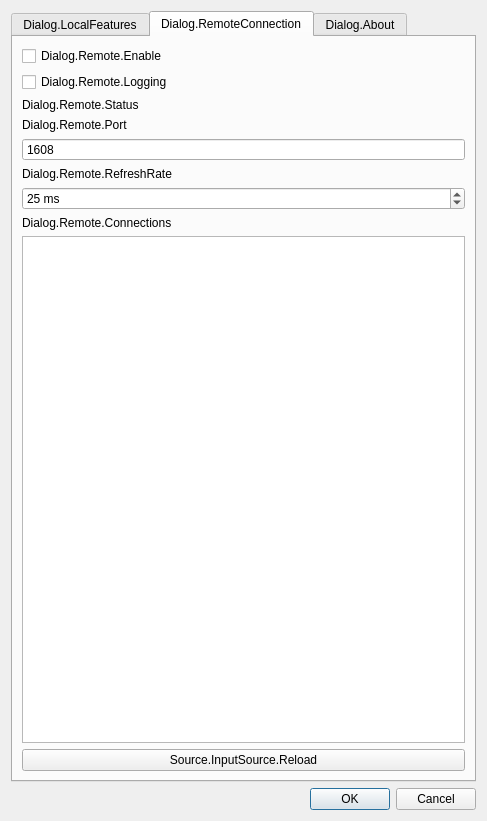
First picture: the form in src/gui/io_settings_dialog.ui, repository univrsal/input-overlay, before the edit.
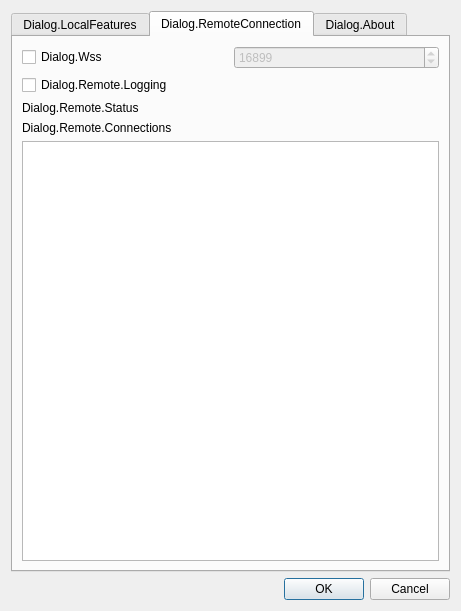
Second picture: the form after the edit. The open tabs and pages were chosen to show the change.

Commit message: cleanup in preparation for using websocket server for remote input

Patch:
```diff
--- a/src/gui/io_settings_dialog.ui
+++ b/src/gui/io_settings_dialog.ui
@@ -6,8 +6,8 @@
    <rect>
     <x>0</x>
     <y>0</y>
-    <width>487</width>
-    <height>821</height>
+    <width>461</width>
+    <height>611</height>
    </rect>
   </property>
   <property name="sizePolicy">
@@ -102,33 +102,6 @@
          </item>
         </layout>
        </item>
-       <item>
-        <layout class="QHBoxLayout" name="horizontalLayout_26">
-         <item>
-          <widget class="QCheckBox" name="cb_enable_wss">
-           <property name="text">
-            <string>Dialog.Wss</string>
-           </property>
-          </widget>
-         </item>
-         <item>
-          <widget class="QSpinBox" name="sb_wss_port">
-           <property name="enabled">
-            <bool>false</bool>
-           </property>
-           <property name="minimum">
-            <number>1025</number>
-           </property>
-           <property name="maximum">
-            <number>65534</number>
-           </property>
-           <property name="value">
-            <number>16899</number>
-           </property>
-          </widget>
-         </item>
-        </layout>
-       </item>
        <item>
         <widget class="QRadioButton" name="rb_js">
          <property name="text">
@@ -286,11 +259,31 @@
       </attribute>
       <layout class="QVBoxLayout" name="verticalLayout_4">
        <item>
-        <widget class="QCheckBox" name="cb_enable_remote">
-         <property name="text">
-          <string>Dialog.Remote.Enable</string>
-         </property>
-        </widget>
+        <layout class="QHBoxLayout" name="horizontalLayout_26">
+         <item>
+          <widget class="QCheckBox" name="cb_enable_wss">
+           <property name="text">
+            <string>Dialog.Wss</string>
+           </property>
+          </widget>
+         </item>
+         <item>
+          <widget class="QSpinBox" name="sb_wss_port">
+           <property name="enabled">
+            <bool>false</bool>
+           </property>
+           <property name="minimum">
+            <number>1025</number>
+           </property>
+           <property name="maximum">
+            <number>65534</number>
+           </property>
+           <property name="value">
+            <number>16899</number>
+           </property>
+          </widget>
+         </item>
+        </layout>
        </item>
        <item>
         <widget class="QCheckBox" name="cb_log">
@@ -306,58 +299,6 @@
          </property>
         </widget>
        </item>
-       <item>
-        <widget class="QLabel" name="lbl_port">
-         <property name="text">
-          <string>Dialog.Remote.Port</string>
-         </property>
-        </widget>
-       </item>
-       <item>
-        <widget class="QSpinBox" name="box_port">
-         <property name="buttonSymbols">
-          <enum>QAbstractSpinBox::NoButtons</enum>
-         </property>
-         <property name="showGroupSeparator" stdset="0">
-          <bool>false</bool>
-         </property>
-         <property name="maximum">
-          <number>65535</number>
-         </property>
-         <property name="value">
-          <number>1608</number>
-         </property>
-        </widget>
-       </item>
-       <item>
-        <widget class="QLabel" name="lbl_refresh_rate">
-         <property name="toolTip">
-          <string>&lt;html&gt;&lt;head/&gt;&lt;body&gt;&lt;p&gt;Dialog.InputOverlay.RemoteRefreshRate.Tooltip&lt;/p&gt;&lt;/body&gt;&lt;/html&gt;</string>
-         </property>
-         <property name="text">
-          <string>Dialog.Remote.RefreshRate</string>
-         </property>
-        </widget>
-       </item>
-       <item>
-        <widget class="QSpinBox" name="box_refresh_rate">
-         <property name="toolTip">
-          <string>&lt;html&gt;&lt;head/&gt;&lt;body&gt;&lt;p&gt;Dialog.InputOverlay.RemoteRefreshRate.Tooltip&lt;/p&gt;&lt;/body&gt;&lt;/html&gt;</string>
-         </property>
-         <property name="suffix">
-          <string notr="true"> ms</string>
-         </property>
-         <property name="minimum">
-          <number>5</number>
-         </property>
-         <property name="maximum">
-          <number>5000</number>
-         </property>
-         <property name="value">
-          <number>25</number>
-         </property>
-        </widget>
-       </item>
        <item>
         <widget class="QLabel" name="lbl_connections">
          <property name="text">
@@ -375,19 +316,6 @@
          </property>
         </widget>
        </item>
-       <item>
-        <widget class="QPushButton" name="btn_refresh">
-         <property name="sizePolicy">
-          <sizepolicy hsizetype="Preferred" vsizetype="Fixed">
-           <horstretch>0</horstretch>
-           <verstretch>0</verstretch>
-          </sizepolicy>
-         </property>
-         <property name="text">
-          <string>Source.InputSource.Reload</string>
-         </property>
-        </widget>
-       </item>
       </layout>
      </widget>
      <widget class="QWidget" name="tab_about">
```
Left out of the diff: 4 changed lines with no effect on the pictures. The commit also changes 24 other files.
